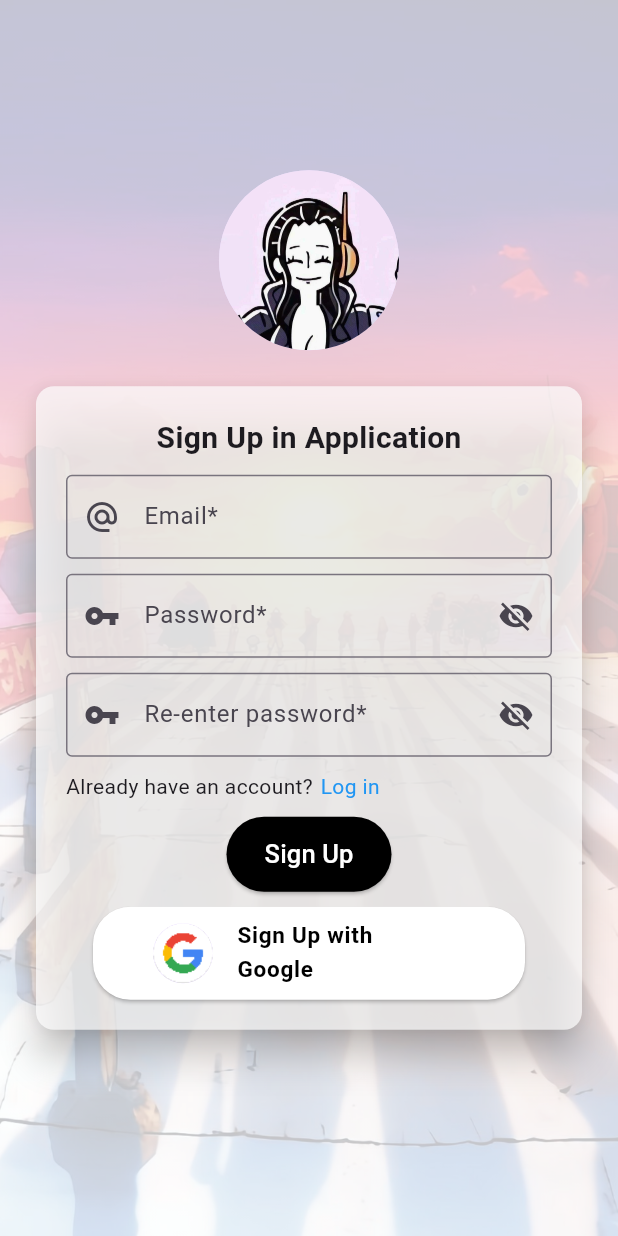
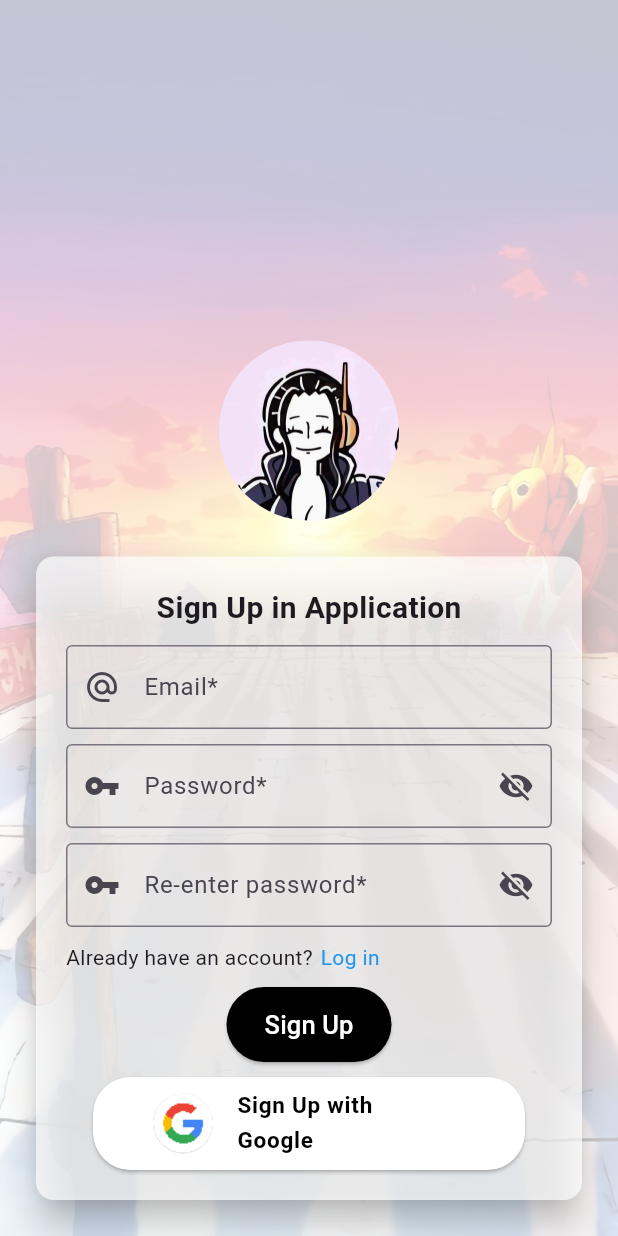
Before and after one commit to KrazyTokyo/basics, a Flutter app: the SignUp screen opened by its route, on a phone screen of 412 x 824 dp. Run offline on Flutter 3.47's test engine with Material 3 defaults, Android fonts, the light colour scheme and no system bars; our stand-ins replace firebase_core; accounts and stored records are empty.

Commit message:
updates on depecrated things

```diff
--- a/lib/screens/signup.dart
+++ b/lib/screens/signup.dart
@@ -74,7 +74,9 @@ class _SignUpState extends State<SignUp> {
     return PopScope(
       canPop: false,
       child: Scaffold(
-        body: Container(
+        body: SingleChildScrollView(
+          child: Container(
+            height: MediaQuery.of(context).size.height,
             decoration: const BoxDecoration(
                 image: DecorationImage(
                     image: AssetImage('assets/images/bg.png'),
@@ -83,6 +85,7 @@ class _SignUpState extends State<SignUp> {
               child: Column(
                 mainAxisAlignment: MainAxisAlignment.center,
                 children: [
+                  Flexible(child: Container()),
                   const CircleAvatar(
                     radius: 60,
                     backgroundImage: AssetImage('assets/images/p7.jpg'),
@@ -101,7 +104,8 @@ class _SignUpState extends State<SignUp> {
                               const Text(
                                 'Sign Up in Application',
                                 style: TextStyle(
-                                  fontWeight: FontWeight.bold, fontSize: 20.0),
+                                    fontWeight: FontWeight.bold,
+                                    fontSize: 20.0),
                               ),
                               const SizedBox(height: 10.0),
                               TextFormField(
@@ -155,7 +159,8 @@ class _SignUpState extends State<SignUp> {
                                 cursor: SystemMouseCursors.click,
                                 child: GestureDetector(
                                   onTap: () {
-                                  Navigator.pushReplacementNamed(context, '/');
+                                    Navigator.pushReplacementNamed(
+                                        context, '/');
                                   },
                                   child: const Row(
                                     children: [
@@ -180,7 +185,8 @@ class _SignUpState extends State<SignUp> {
                                     String? passwordError =
                                         _passwordValidator(_passwordField.text);
                                     String? cpasswordError =
-                                      _cpasswordValidator(_cpasswordField.text);
+                                        _cpasswordValidator(
+                                            _cpasswordField.text);
                                     emailErrorText = emailError;
                                     passwordErrorText = passwordError;
                                     cpasswordErrorText = cpasswordError;
@@ -209,7 +215,8 @@ class _SignUpState extends State<SignUp> {
                               ElevatedButton(
                                   style: ElevatedButton.styleFrom(
                                       shape: RoundedRectangleBorder(
-                                      borderRadius: BorderRadius.circular(25.0),
+                                        borderRadius:
+                                            BorderRadius.circular(25.0),
                                       ),
                                       backgroundColor: const Color.fromARGB(
                                           255, 255, 255, 255),
@@ -243,6 +250,7 @@ class _SignUpState extends State<SignUp> {
             ),
           ),
         ),
+      ),
     );
   }
 }
```
Also changed, not shown: 2 other files. Lines whose indentation alone changed are shown as unchanged.
